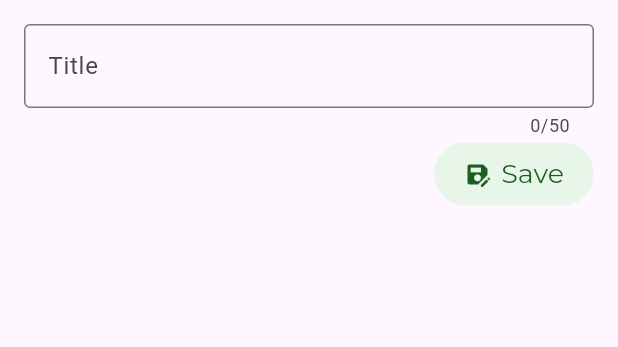
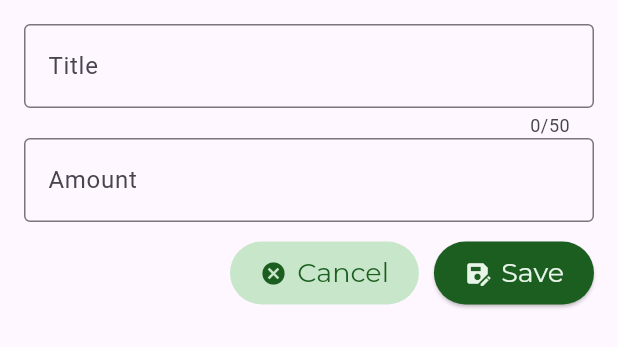
Before and after one commit to thanhnd3103/Flutter, a Flutter app: the AddExpense widget shown alone on an empty page, opened directly, on a phone screen of 412 x 824 dp. Shown: the top 347 px of the screen. Run offline on Flutter 3.47's test engine with Material 3 defaults, Android fonts, the phone set to English and light mode, and no system bars; our stand-ins replace google_fonts.

Commit message:
UI: Add more UI Element

```diff
--- a/cat_03_expense_tracker/lib/widgets/modals/add_expense.dart
+++ b/cat_03_expense_tracker/lib/widgets/modals/add_expense.dart
@@ -11,12 +11,22 @@ class AddExpense extends StatefulWidget {
 }
 
 class _AddExpenseState extends State<AddExpense> {
-
   //=======================================
   //You must tell flutter to delete the controller
   //when the widget is disposed to avoid memory leaks
   //=======================================
   final _titleController = TextEditingController();
+  final _amountController = TextEditingController();
+
+  @override
+  void dispose() {
+    _titleController.dispose();
+    _amountController.dispose();
+    //========================================
+    // Always call super.dispose() to ensure proper cleanup
+    //========================================
+    super.dispose();
+  }
 
   @override
   Widget build(BuildContext context) {
@@ -25,25 +35,52 @@ class _AddExpenseState extends State<AddExpense> {
       child: Column(
         children: [
           TextField(
-            onChanged: _onTitleChanged,
+            controller: _titleController,
             maxLength: 50,
             decoration: const InputDecoration(
               label: Text("Title"),
               border: OutlineInputBorder(),
             ),
           ),
+          TextField(
+            controller: _amountController,
+            keyboardType: TextInputType.number,
+            decoration: const InputDecoration(
+              label: Text("Amount"),
+              prefixText: '\$',
+              border: OutlineInputBorder(),
+            ),
+          ),
+          const SizedBox(height: 10),
           Row(
             children: [
               const Spacer(),
               TextButton.icon(
+                onPressed: () {},
+                label: const Text("Cancel"),
+                icon: const Icon(Icons.cancel),
+                style: TextButton.styleFrom(
+                  backgroundColor: Colors.green.shade100,
+                  foregroundColor: Colors.green.shade900,
+                  padding: const EdgeInsets.symmetric(
+                    horizontal: 20,
+                    vertical: 10,
+                  ),
+                  textStyle: GoogleFonts.montserrat(
+                    fontSize: 18,
+                  ),
+                ),
+              ),
+              const SizedBox(width: 10),
+              ElevatedButton.icon(
                 onPressed: () {
-                  print(_enteredTitle);
+
                 },
                 label: const Text("Save"),
                 icon: const Icon(Icons.save_as),
                 style: TextButton.styleFrom(
-                  backgroundColor: Colors.green.shade50,
-                  foregroundColor: Colors.green.shade900,
+                  backgroundColor: Colors.green.shade900,
+                  foregroundColor: Colors.green.shade50,
                   padding: const EdgeInsets.symmetric(
                     horizontal: 20,
                     vertical: 10,
```
